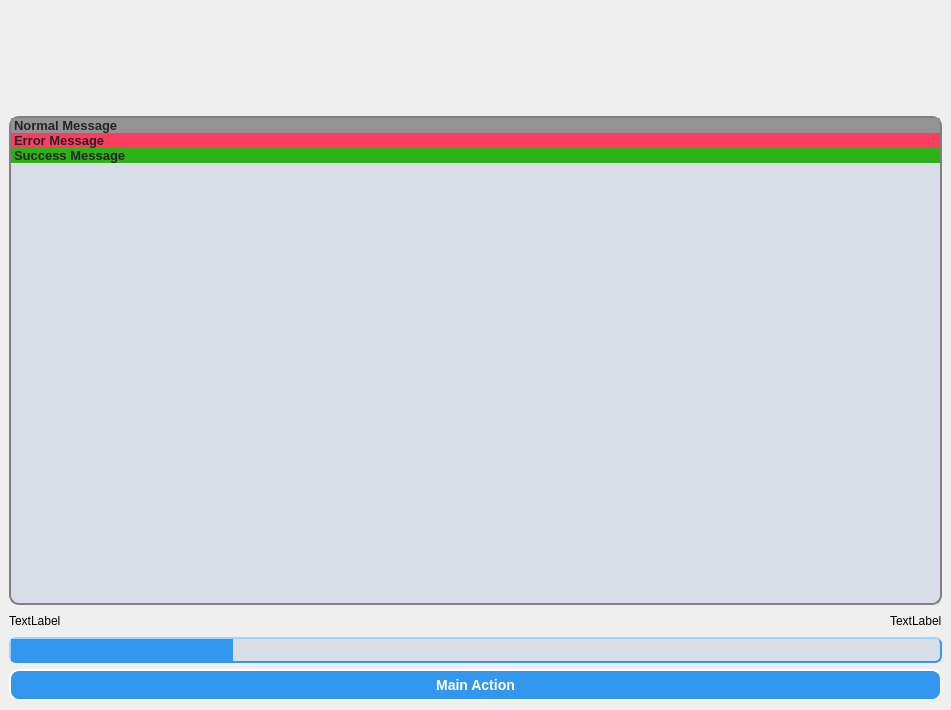
The window that VMMaintenanceTool/src/mainwindow.ui (ViewMind/VMAPP) describes before a commit, drawn with Qt 5.
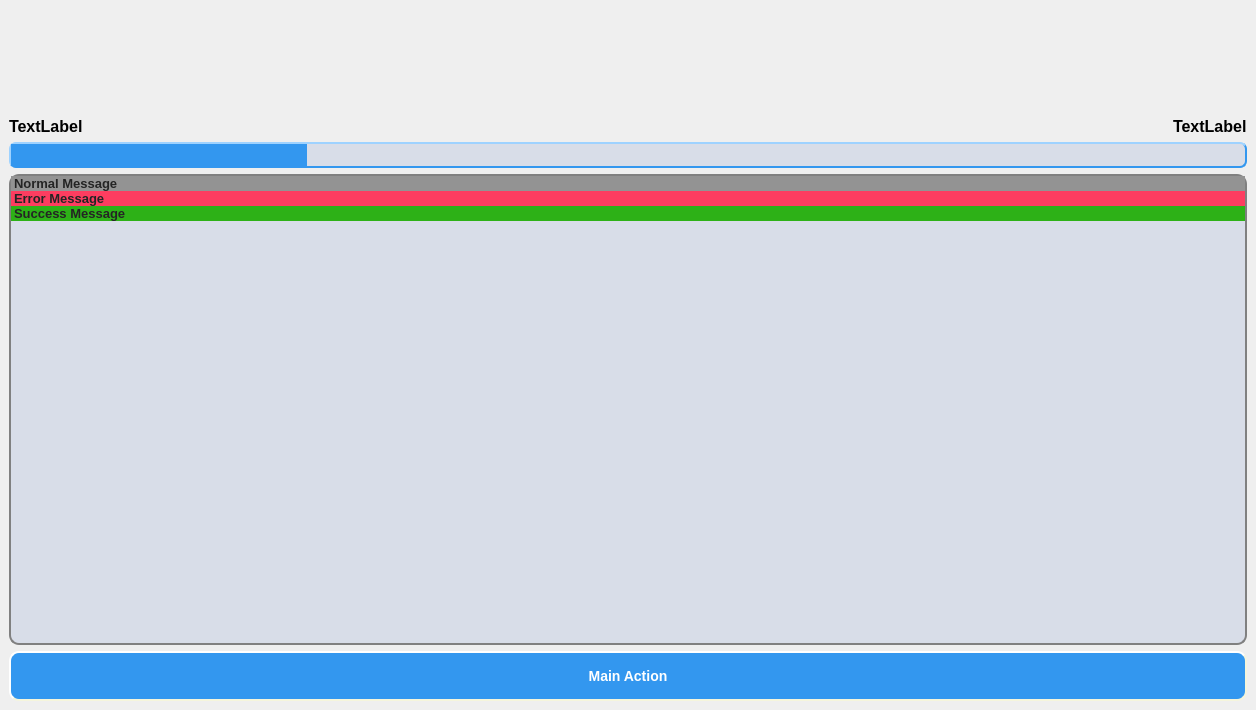
The same window after the commit. Icons and pictures are not drawn.

Diff of the .ui file:
```diff
--- a/VMMaintenanceTool/src/mainwindow.ui
+++ b/VMMaintenanceTool/src/mainwindow.ui
@@ -6,7 +6,7 @@
    <rect>
     <x>0</x>
     <y>0</y>
-    <width>951</width>
+    <width>1256</width>
     <height>710</height>
    </rect>
   </property>
@@ -80,6 +80,79 @@
       </item>
      </layout>
     </item>
+    <item>
+     <layout class="QVBoxLayout" name="verticalLayout">
+      <item>
+       <layout class="QHBoxLayout" name="horizontalLayout">
+        <item>
+         <widget class="QLabel" name="labFile">
+          <property name="font">
+           <font>
+            <pointsize>12</pointsize>
+            <bold>true</bold>
+           </font>
+          </property>
+          <property name="text">
+           <string>TextLabel</string>
+          </property>
+         </widget>
+        </item>
+        <item>
+         <spacer name="horizontalSpacer">
+          <property name="orientation">
+           <enum>Qt::Horizontal</enum>
+          </property>
+          <property name="sizeHint" stdset="0">
+           <size>
+            <width>40</width>
+            <height>20</height>
+           </size>
+          </property>
+         </spacer>
+        </item>
+        <item>
+         <widget class="QLabel" name="labProgress">
+          <property name="font">
+           <font>
+            <pointsize>12</pointsize>
+            <bold>true</bold>
+           </font>
+          </property>
+          <property name="text">
+           <string>TextLabel</string>
+          </property>
+         </widget>
+        </item>
+       </layout>
+      </item>
+      <item>
+       <widget class="QProgressBar" name="progressBar">
+        <property name="styleSheet">
+         <string notr="true">QProgressBar
+{
+    background: #D8DDE8;
+    color: #3397ef;
+    border-style: outset;
+    border-width: 2px;
+    border-color: #3397ef;
+    border-radius: 7px;
+    text-align: left;
+}
+QProgressBar::chunk
+{
+    background-color: #3397ef;
+}</string>
+        </property>
+        <property name="value">
+         <number>24</number>
+        </property>
+        <property name="textVisible">
+         <bool>false</bool>
+        </property>
+       </widget>
+      </item>
+     </layout>
+    </item>
     <item>
      <widget class="QListWidget" name="listWidget">
       <property name="styleSheet">
@@ -196,69 +269,14 @@
       </item>
      </widget>
     </item>
-    <item>
-     <layout class="QVBoxLayout" name="verticalLayout">
-      <item>
-       <layout class="QHBoxLayout" name="horizontalLayout">
-        <item>
-         <widget class="QLabel" name="labFile">
-          <property name="text">
-           <string>TextLabel</string>
-          </property>
-         </widget>
-        </item>
-        <item>
-         <spacer name="horizontalSpacer">
-          <property name="orientation">
-           <enum>Qt::Horizontal</enum>
-          </property>
-          <property name="sizeHint" stdset="0">
-           <size>
-            <width>40</width>
-            <height>20</height>
-           </size>
-          </property>
-         </spacer>
-        </item>
-        <item>
-         <widget class="QLabel" name="labProgress">
-          <property name="text">
-           <string>TextLabel</string>
-          </property>
-         </widget>
-        </item>
-       </layout>
-      </item>
-      <item>
-       <widget class="QProgressBar" name="progressBar">
-        <property name="styleSheet">
-         <string notr="true">QProgressBar
-{
-    background: #D8DDE8;
-    color: #3397ef;
-    border-style: outset;
-    border-width: 2px;
-    border-color: #3397ef;
-    border-radius: 7px;
-    text-align: left;
-}
-QProgressBar::chunk
-{
-    background-color: #3397ef;
-}</string>
-        </property>
-        <property name="value">
-         <number>24</number>
-        </property>
-        <property name="textVisible">
-         <bool>false</bool>
-        </property>
-       </widget>
-      </item>
-     </layout>
-    </item>
     <item>
      <widget class="QPushButton" name="pbMainAction">
+      <property name="minimumSize">
+       <size>
+        <width>206</width>
+        <height>50</height>
+       </size>
+      </property>
       <property name="styleSheet">
        <string notr="true">QPushButton {
     background-color: #3397ef;
```
